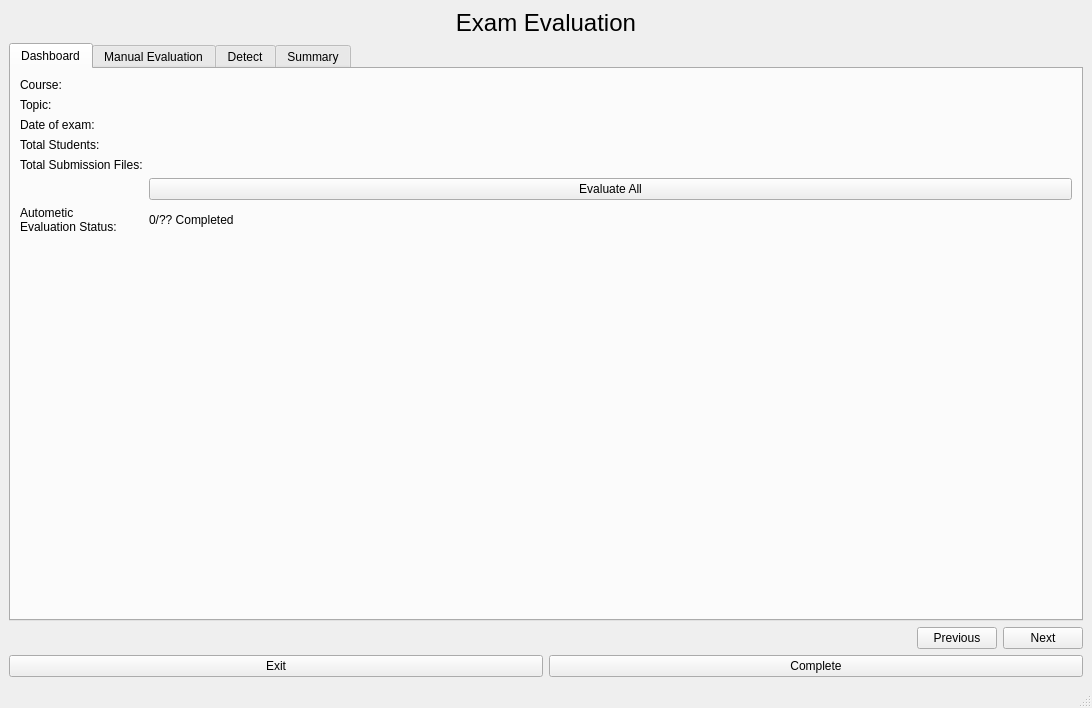
First picture: the form in src/SmartXm-CSEKU/evaluation.ui, repository KaziRifatMorshed/SmartXm, before the edit.
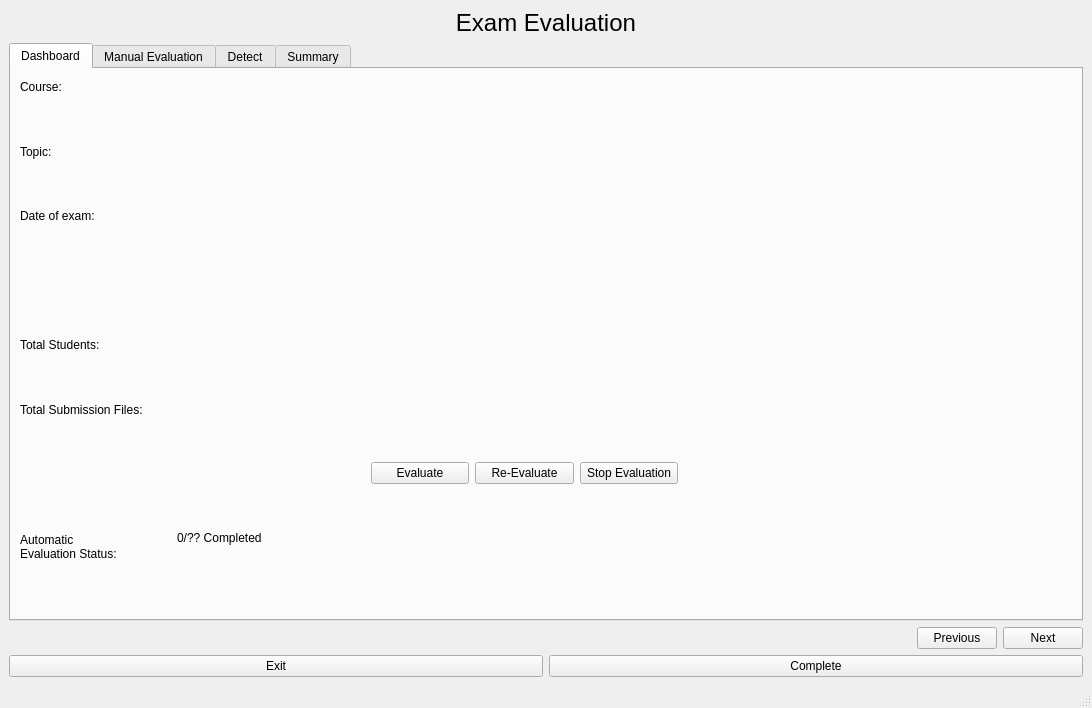
Second picture: the form after the edit.

```diff
--- a/src/SmartXm-CSEKU/evaluation.ui
+++ b/src/SmartXm-CSEKU/evaluation.ui
@@ -33,64 +33,130 @@
          <attribute name="title">
           <string>Dashboard</string>
          </attribute>
-         <layout class="QFormLayout" name="formLayout">
-          <item row="0" column="0">
            <widget class="QLabel" name="label_7">
+          <property name="geometry">
+           <rect>
+            <x>9</x>
+            <y>9</y>
+            <width>51</width>
+            <height>18</height>
+           </rect>
+          </property>
             <property name="text">
              <string>Course:</string>
             </property>
            </widget>
-          </item>
-          <item row="4" column="0">
            <widget class="QLabel" name="label_5">
+          <property name="geometry">
+           <rect>
+            <x>9</x>
+            <y>267</y>
+            <width>102</width>
+            <height>18</height>
+           </rect>
+          </property>
             <property name="text">
              <string>Total Students:</string>
             </property>
            </widget>
-          </item>
-          <item row="5" column="0">
            <widget class="QLabel" name="label_6">
+          <property name="geometry">
+           <rect>
+            <x>9</x>
+            <y>332</y>
+            <width>151</width>
+            <height>18</height>
+           </rect>
+          </property>
             <property name="text">
              <string>Total Submission Files:</string>
             </property>
            </widget>
-          </item>
-          <item row="6" column="1">
-           <widget class="QPushButton" name="evaluateAll_pushButton_2">
-            <property name="text">
-             <string>Evaluate All</string>
-            </property>
-           </widget>
-          </item>
-          <item row="2" column="0">
            <widget class="QLabel" name="label_9">
+          <property name="geometry">
+           <rect>
+            <x>9</x>
+            <y>138</y>
+            <width>94</width>
+            <height>18</height>
+           </rect>
+          </property>
             <property name="text">
              <string>Date of exam:</string>
             </property>
            </widget>
-          </item>
-          <item row="1" column="0">
            <widget class="QLabel" name="label_8">
+          <property name="geometry">
+           <rect>
+            <x>9</x>
+            <y>74</y>
+            <width>40</width>
+            <height>18</height>
+           </rect>
+          </property>
             <property name="text">
              <string>Topic:</string>
             </property>
            </widget>
-          </item>
-          <item row="7" column="1">
            <widget class="QLabel" name="autoEvalStatus_label_10">
+          <property name="geometry">
+           <rect>
+            <x>166</x>
+            <y>460</y>
+            <width>104</width>
+            <height>18</height>
+           </rect>
+          </property>
             <property name="text">
              <string>0/?? Completed</string>
             </property>
            </widget>
-          </item>
-          <item row="7" column="0">
            <widget class="QLabel" name="label_11">
+          <property name="geometry">
+           <rect>
+            <x>9</x>
+            <y>460</y>
+            <width>120</width>
+            <height>36</height>
+           </rect>
+          </property>
             <property name="text">
-             <string>&lt;html&gt;&lt;head/&gt;&lt;body&gt;&lt;p&gt;Autometic &lt;br/&gt;Evaluation Status:&lt;/p&gt;&lt;/body&gt;&lt;/html&gt;</string>
+           <string>&lt;html&gt;&lt;head/&gt;&lt;body&gt;&lt;p&gt;Automatic &lt;br/&gt;Evaluation Status:&lt;/p&gt;&lt;/body&gt;&lt;/html&gt;</string>
+          </property>
+         </widget>
+         <widget class="QWidget" name="layoutWidget">
+          <property name="geometry">
+           <rect>
+            <x>360</x>
+            <y>390</y>
+            <width>307</width>
+            <height>28</height>
+           </rect>
+          </property>
+          <layout class="QHBoxLayout" name="horizontalLayout_8">
+           <item>
+            <widget class="QPushButton" name="evaluate">
+             <property name="text">
+              <string>Evaluate</string>
+             </property>
+            </widget>
+           </item>
+           <item>
+            <widget class="QPushButton" name="reEvaluate">
+             <property name="text">
+              <string>Re-Evaluate</string>
+             </property>
+            </widget>
+           </item>
+           <item>
+            <widget class="QPushButton" name="stopEvaluation">
+             <property name="text">
+              <string>Stop Evaluation</string>
             </property>
            </widget>
           </item>
          </layout>
+         </widget>
         </widget>
         <widget class="QWidget" name="manualEvalTab">
          <attribute name="title">
```
Left out of the diff: 2 changed lines with no effect on the pictures. Lines whose indentation alone changed are shown as unchanged.
